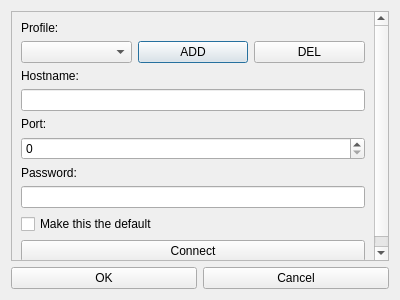
First picture: the form in settingsdialog.ui, repository djselbeck/qmobilempd, before the edit.
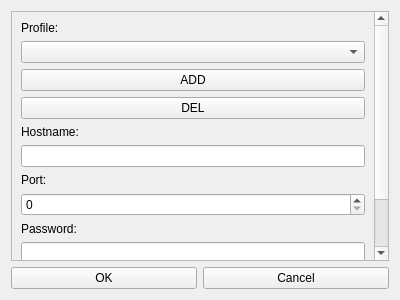
Second picture: the form after the edit.

Commit message: New Menu, changed settings dialog

Diff of the .ui file:
```diff
--- a/settingsdialog.ui
+++ b/settingsdialog.ui
@@ -1,7 +1,7 @@
 <?xml version="1.0" encoding="UTF-8"?>
 <ui version="4.0">
  <class>SettingsDialog</class>
- <widget class="QDialog" name="SettingsDialog">
+ <widget class="QWidget" name="SettingsDialog">
   <property name="geometry">
    <rect>
     <x>0</x>
@@ -24,8 +24,8 @@
        <rect>
         <x>0</x>
         <y>0</y>
-        <width>380</width>
-        <height>249</height>
+        <width>363</width>
+        <height>304</height>
        </rect>
       </property>
       <layout class="QVBoxLayout" name="verticalLayout_2">
@@ -41,6 +41,8 @@
          <item>
           <widget class="QComboBox" name="comboBoxProfiles"/>
          </item>
+        </layout>
+       </item>
          <item>
           <widget class="QPushButton" name="btnAddProfile">
            <property name="text">
@@ -54,8 +56,6 @@
             <string>DEL</string>
            </property>
           </widget>
-         </item>
-        </layout>
        </item>
        <item>
         <widget class="QLabel" name="label">
```
Lines whose indentation alone changed are shown as unchanged. The commit also changes 18 other files.
